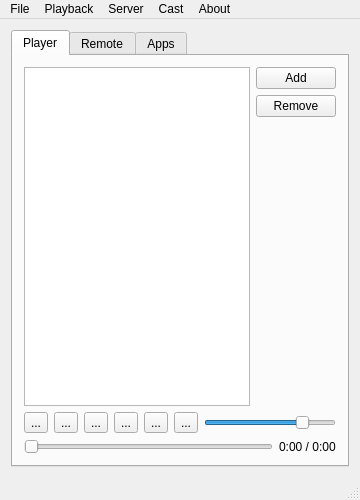
Qt form player/NymphCastPlayer/mainwindow.ui (MayaPosch/NymphCast) before a commit.
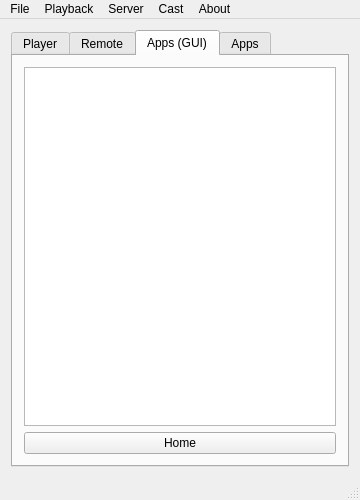
The same form after that commit. The open tabs and pages were chosen to show the change. Icons and pictures are not drawn.

Commit message: Add App GUI tab. implement Home screen call feature.

The edit to the form file:
```diff
--- a/player/NymphCastPlayer/mainwindow.ui
+++ b/player/NymphCastPlayer/mainwindow.ui
@@ -341,6 +341,27 @@
         </item>
        </layout>
       </widget>
+      <widget class="QWidget" name="tab">
+       <attribute name="title">
+        <string>Apps (GUI)</string>
+       </attribute>
+       <layout class="QVBoxLayout" name="verticalLayout_9">
+        <item>
+         <layout class="QVBoxLayout" name="verticalLayout_8">
+          <item>
+           <widget class="QTextBrowser" name="appTabGuiTextBrowser"/>
+          </item>
+          <item>
+           <widget class="QPushButton" name="appTabGuiHomeButton">
+            <property name="text">
+             <string>Home</string>
+            </property>
+           </widget>
+          </item>
+         </layout>
+        </item>
+       </layout>
+      </widget>
       <widget class="QWidget" name="appsTab">
        <attribute name="title">
         <string>Apps</string>
```
Left out of the diff: 12 changed lines with no effect on the pictures. The commit also changes 3 other files.
